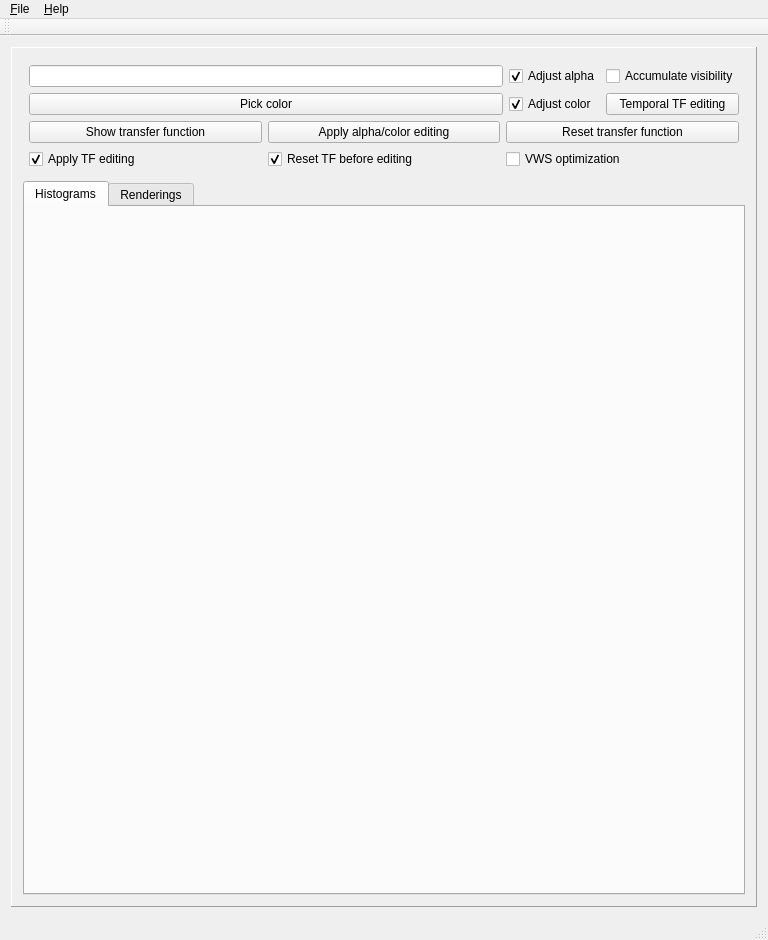
This is QtCuda/mainwindow.ui in luosz/cuda-visibility as Qt 5 draws it before an edit. The edited form follows.
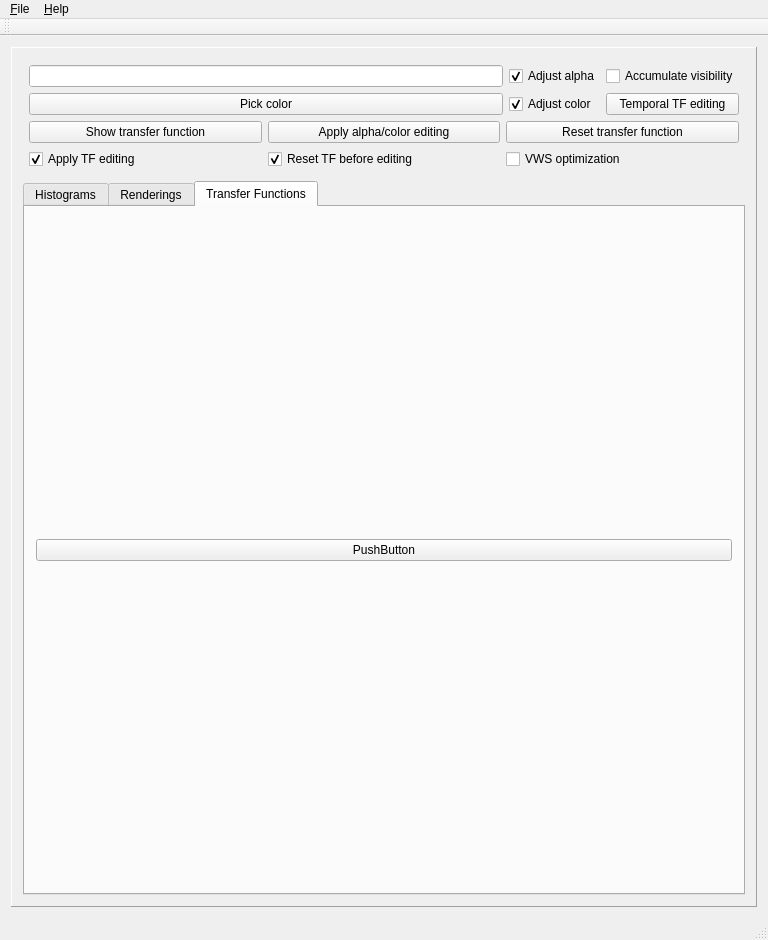
This is the edited form. The open tabs and pages were chosen to show the change.

Patch:
```diff
--- a/QtCuda/mainwindow.ui
+++ b/QtCuda/mainwindow.ui
@@ -210,7 +210,7 @@
           <attribute name="title">
            <string>Histograms</string>
           </attribute>
-          <layout class="QVBoxLayout" name="verticalLayout"/>
+          <layout class="QVBoxLayout" name="verticalLayout" stretch=""/>
          </widget>
          <widget class="QWidget" name="tab">
           <attribute name="title">
@@ -284,6 +284,20 @@
            </item>
           </layout>
          </widget>
+         <widget class="QWidget" name="tab_2">
+          <attribute name="title">
+           <string>Transfer Functions</string>
+          </attribute>
+          <layout class="QVBoxLayout" name="verticalLayout_3">
+           <item>
+            <widget class="QPushButton" name="pushButton_7">
+             <property name="text">
+              <string>PushButton</string>
+             </property>
+            </widget>
+           </item>
+          </layout>
+         </widget>
         </widget>
        </item>
       </layout>
```
Left out of the diff: 4 changed lines with no effect on the pictures.
